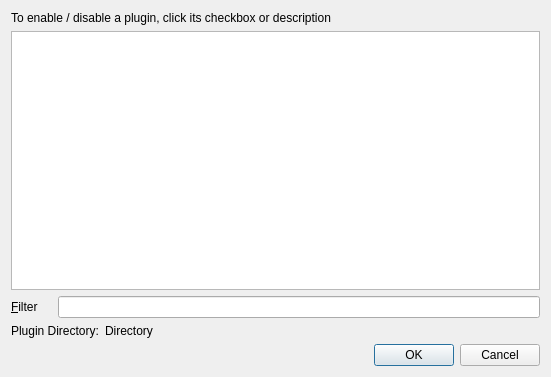
This is qgis/src/ui/qgspluginmanagerbase.ui in sourcepole/qgis as Qt 5 draws it before an edit. The edited form follows.
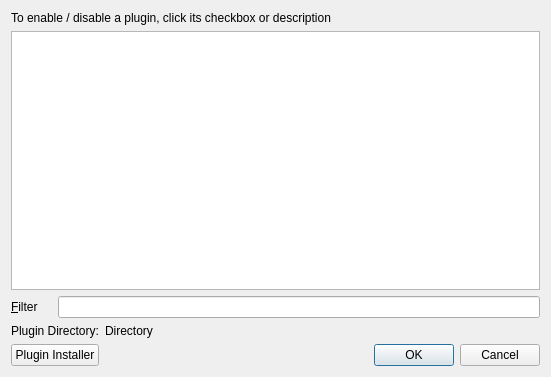
This is the edited form.

Commit message: added button in plugin manager for opening plugin installer (if present).

```diff
--- a/qgis/src/ui/qgspluginmanagerbase.ui
+++ b/qgis/src/ui/qgspluginmanagerbase.ui
@@ -78,7 +78,14 @@
      </property>
     </widget>
    </item>
-   <item row="4" column="0" colspan="3" >
+   <item row="4" column="0" colspan="2" >
+    <widget class="QPushButton" name="btnPluginInstaller" >
+     <property name="text" >
+      <string>Plugin Installer</string>
+     </property>
+    </widget>
+   </item>
+   <item row="4" column="2" >
     <widget class="QDialogButtonBox" name="buttonBox" >
      <property name="standardButtons" >
       <set>QDialogButtonBox::Cancel|QDialogButtonBox::NoButton|QDialogButtonBox::Ok</set>
```
Left out of the diff: 1 changed line with no effect on the pictures. The commit also changes 2 other files.
